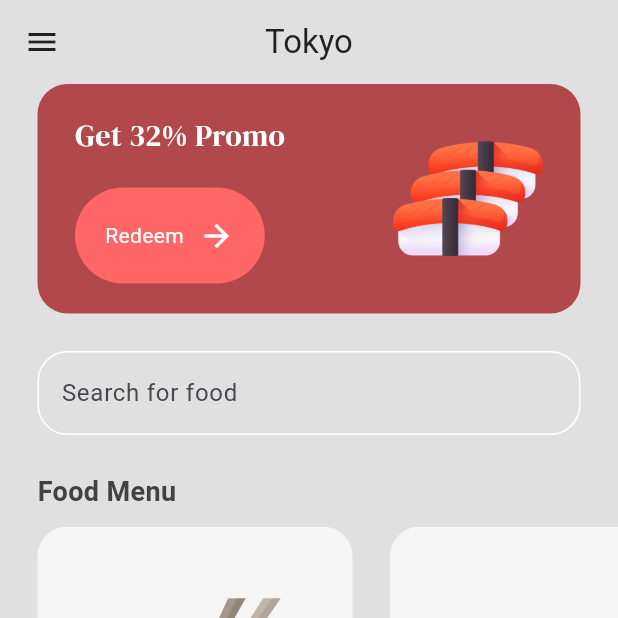
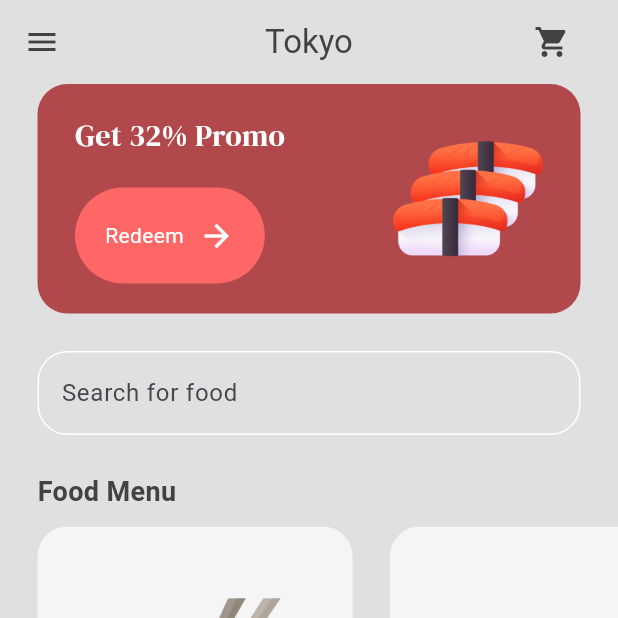
Before and after one commit to atharvadhurwey/sushi-snap-flutter-app, a Flutter app: the screen it shows after launch, after a tap on "Get Started", on a phone screen of 412 x 824 dp, the top half of it. Run offline on Flutter 3.47's test engine with Material 3 defaults, Android fonts, the phone set to English and light mode, and no system bars; our stand-ins replace google_fonts.

Commit message:
added cart

```diff
--- a/lib/components/button.dart
+++ b/lib/components/button.dart
@@ -1,4 +1,5 @@
 import 'package:flutter/material.dart';
+import 'package:sushi_snap/theme/colors.dart';
 
 class MyButton extends StatelessWidget {
   final String text;
@@ -11,28 +12,23 @@ class MyButton extends StatelessWidget {
       onTap: onTap,
       child: Container(
         decoration: BoxDecoration(
-          color: Color(0xFFFF6767),
-          borderRadius: BorderRadius.circular(40.0),
+          color: secondaryColor,
+          borderRadius: BorderRadius.circular(40.0)
         ),
-        padding: EdgeInsets.all(20.0),
+        padding: const EdgeInsets.all(20.0),
         child: Row(
           mainAxisAlignment: MainAxisAlignment.center,
           children: [
-            // Text
+            // button text
             Text(
               text,
-              style: TextStyle(
-                color: Colors.white,
-              ),
+              style: const TextStyle(color: Colors.white),
             ),
 
             const SizedBox(width: 10.0),
 
-            // Icon
-            Icon(
-              Icons.arrow_forward,
-              color: Colors.white,
-            )
+            // button icon
+            const Icon(Icons.arrow_forward, color: Colors.white)
           ],
         ),
       ),
--- a/lib/components/food_tile.dart
+++ b/lib/components/food_tile.dart
@@ -53,11 +53,11 @@ class FoodTile extends StatelessWidget {
                     children: [
                       Icon(
                         Icons.star,
-                        color: Colors.yellow[800],
+                        color: Colors.yellow[800]
                       ),
                       Text(
                         food.rating,
-                        style: TextStyle(color: Colors.grey),
+                        style: const TextStyle(color: Colors.grey),
                       ),
                     ],
                   )
--- a/lib/main.dart
+++ b/lib/main.dart
@@ -1,9 +1,15 @@
 import 'package:flutter/material.dart';
+import 'package:provider/provider.dart';
+import 'package:sushi_snap/models/shop.dart';
+import 'package:sushi_snap/pages/cart_page.dart';
 import 'package:sushi_snap/pages/intro_page.dart';
 import 'package:sushi_snap/pages/menu_page.dart';
 
 void main() {
-  runApp(const MyApp());
+  runApp(ChangeNotifierProvider(
+    create: (context) => Shop(),
+    child: const MyApp(),
+  ));
 }
 
 class MyApp extends StatelessWidget {
@@ -14,10 +20,11 @@ class MyApp extends StatelessWidget {
   Widget build(BuildContext context) {
     return MaterialApp(
       debugShowCheckedModeBanner: false,
-      home: IntroPage(),
+      home: const IntroPage(),
       routes: {
         '/intropage': (context) => const IntroPage(),
         '/menupage': (context) => const MenuPage(),
+        '/cartpage': (context) => const CartPage(),
       },
     );
   }
--- /dev/null
+++ b/lib/models/shop.dart
@@ -0,0 +1,43 @@
+import 'package:flutter/material.dart';
+import 'package:sushi_snap/models/food.dart';
+
+class Shop extends ChangeNotifier {
+  final List<Food> _foodMenu = [
+    // Nigiri Sushi
+    Food(
+      name: "Nigiri Sushi",
+      price: "21.00",
+      imagePath: "lib/images/nigiri_sushi.png",
+      rating: "4.5",
+    ),
+
+    // Sashimi
+    Food(
+      name: "Uramaki",
+      price: "23.00",
+      imagePath: "lib/images/uramaki.png",
+      rating: "4.9",
+    ),
+  ];
+
+  // customer cart
+  final List<Food> _cart = [];
+
+  // get methods
+  List<Food> get foodMenu => _foodMenu;
+  List<Food> get cart => _cart;
+
+  // add to cart
+  void addToCart(Food foodItem, int quantity) {
+    for (int i = 0; i < quantity; i++) {
+      _cart.add(foodItem);
+    }
+    notifyListeners();
+  }
+
+  // remove from cart
+  void removeFromCart(Food foodItem) {
+    _cart.remove(foodItem);
+    notifyListeners();
+  }
+}
--- a/lib/pages/menu_page.dart
+++ b/lib/pages/menu_page.dart
@@ -1,8 +1,9 @@
 import 'package:flutter/material.dart';
 import 'package:google_fonts/google_fonts.dart';
+import 'package:provider/provider.dart';
 import 'package:sushi_snap/components/button.dart';
 import 'package:sushi_snap/components/food_tile.dart';
-import 'package:sushi_snap/models/food.dart';
+import 'package:sushi_snap/models/shop.dart';
 import 'package:sushi_snap/pages/food_details_page.dart';
 import 'package:sushi_snap/theme/colors.dart';
 
@@ -14,27 +15,12 @@ class MenuPage extends StatefulWidget {
 }
 
 class _MenuPageState extends State<MenuPage> {
-  // food menu
-  List foodMenu = [
-    // Nigiri Sushi
-    Food(
-      name: "Nigiri Sushi",
-      price: "21.00",
-      imagePath: "lib/images/nigiri_sushi.png",
-      rating: "4.5",
-    ),
-
-    // Sashimi
-    Food(
-      name: "Uramaki",
-      price: "23.00",
-      imagePath: "lib/images/uramaki.png",
-      rating: "4.9",
-    ),
-  ];
-
   // navigate to food item details page
   void navigateToFoodItemDetails(int index) {
+    // get the food item
+    final shop = context.read<Shop>();
+    final foodMenu = shop.foodMenu;
+
     Navigator.push(
       context,
       MaterialPageRoute(
@@ -47,20 +33,29 @@ class _MenuPageState extends State<MenuPage> {
 
   @override
   Widget build(BuildContext context) {
+    // get the food item
+    final shop = context.read<Shop>();
+    final foodMenu = shop.foodMenu;
+
     return Scaffold(
       backgroundColor: Colors.grey[300],
       appBar: AppBar(
         centerTitle: true,
         backgroundColor: Colors.transparent,
+        foregroundColor: Colors.grey[800],
         elevation: 0,
-        leading: Icon(
-          Icons.menu,
-          color: Colors.grey[900],
-        ),
-        title: Text(
-          'Tokyo',
-          style: TextStyle(color: Colors.grey[900]),
-        ),
+        leading: const Icon(Icons.menu),
+        title: const Text('Tokyo'),
+        actions: [
+          // cart button
+          IconButton(
+            onPressed: () {
+              Navigator.pushNamed(context, '/cartpage');
+            },
+            icon: const Icon(Icons.shopping_cart),
+          ),
+          const SizedBox(width: 20.0),
+        ],
       ),
       body: Column(
         crossAxisAlignment: CrossAxisAlignment.start,
@@ -116,15 +111,15 @@ class _MenuPageState extends State<MenuPage> {
             child: TextField(
               decoration: InputDecoration(
                 border: OutlineInputBorder(
-                  borderSide: BorderSide(color: Colors.white),
+                  borderSide: const BorderSide(color: Colors.white),
                   borderRadius: BorderRadius.circular(20),
                 ),
                 focusedBorder: OutlineInputBorder(
-                  borderSide: BorderSide(color: Colors.white),
+                  borderSide: const BorderSide(color: Colors.white),
                   borderRadius: BorderRadius.circular(20),
                 ),
                 enabledBorder: OutlineInputBorder(
-                  borderSide: BorderSide(color: Colors.white),
+                  borderSide: const BorderSide(color: Colors.white),
                   borderRadius: BorderRadius.circular(20),
                 ),
                 hintText: "Search for food",
--- a/pubspec.yaml
+++ b/pubspec.yaml
@@ -35,6 +35,7 @@ dependencies:
   # Use with the CupertinoIcons class for iOS style icons.
   cupertino_icons: ^1.0.6
   google_fonts:
+  provider:
 
 dev_dependencies:
   flutter_test:
```
Also changed, not shown: lib/pages/cart_page.dart (added, +99 -0 lines), lib/pages/food_details_page.dart (+44 -1 lines), pubspec.lock.
